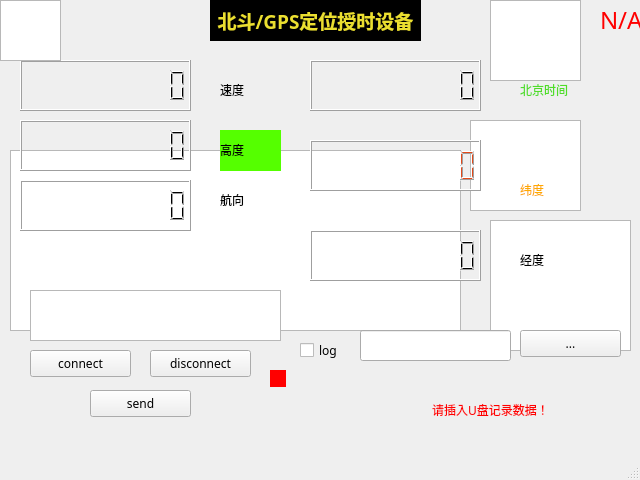
First picture: the form in mainwindow.ui, repository sensarliar/gps_test, before the edit.
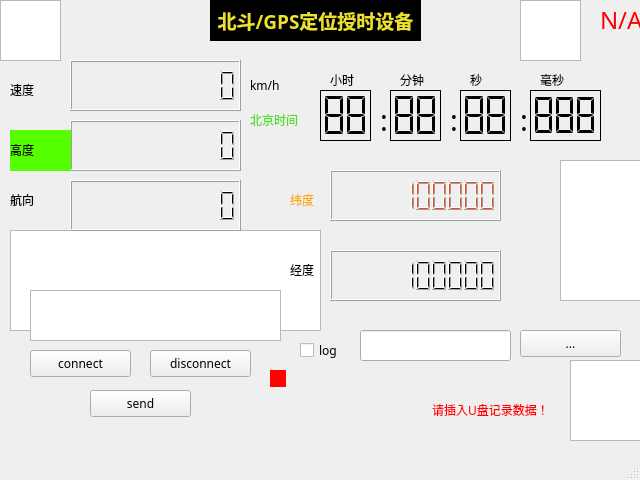
Second picture: the form after the edit. Icons and pictures are not drawn.

Commit message: add NVTTG parser, kill display bug of GGA, modify the display way of time

```diff
--- a/mainwindow.ui
+++ b/mainwindow.ui
@@ -36,8 +36,8 @@
    <widget class="QLabel" name="label_2">
     <property name="geometry">
      <rect>
-      <x>520</x>
-      <y>70</y>
+      <x>250</x>
+      <y>100</y>
       <width>91</width>
       <height>41</height>
      </rect>
@@ -91,8 +91,8 @@
    <widget class="QLabel" name="m_label_N">
     <property name="geometry">
      <rect>
-      <x>500</x>
-      <y>140</y>
+      <x>510</x>
+      <y>170</y>
       <width>31</width>
       <height>41</height>
      </rect>
@@ -186,9 +186,9 @@
     <property name="geometry">
      <rect>
       <x>10</x>
-      <y>150</y>
-      <width>451</width>
-      <height>181</height>
+      <y>230</y>
+      <width>311</width>
+      <height>101</height>
      </rect>
     </property>
    </widget>
@@ -208,24 +208,11 @@
      <string>&lt;html&gt;&lt;head/&gt;&lt;body&gt;&lt;p&gt;&lt;span style=&quot; font-size:18pt; color:#ff0000;&quot;&gt;N/A&lt;/span&gt;&lt;/p&gt;&lt;/body&gt;&lt;/html&gt;</string>
     </property>
    </widget>
-   <widget class="QLCDNumber" name="m_time">
-    <property name="geometry">
-     <rect>
-      <x>310</x>
-      <y>60</y>
-      <width>171</width>
-      <height>51</height>
-     </rect>
-    </property>
-    <property name="numDigits">
-     <number>10</number>
-    </property>
-   </widget>
    <widget class="QLCDNumber" name="m_location_N">
     <property name="geometry">
      <rect>
-      <x>310</x>
-      <y>140</y>
+      <x>330</x>
+      <y>170</y>
       <width>171</width>
       <height>51</height>
      </rect>
@@ -267,15 +254,21 @@
       </disabled>
      </palette>
     </property>
+    <property name="smallDecimalPoint">
+     <bool>false</bool>
+    </property>
     <property name="numDigits">
      <number>10</number>
     </property>
+    <property name="intValue" stdset="0">
+     <number>888888888</number>
+    </property>
    </widget>
    <widget class="QLCDNumber" name="m_location_E">
     <property name="geometry">
      <rect>
-      <x>310</x>
-      <y>230</y>
+      <x>330</x>
+      <y>250</y>
       <width>171</width>
       <height>51</height>
      </rect>
@@ -320,12 +313,15 @@
     <property name="numDigits">
      <number>10</number>
     </property>
+    <property name="intValue" stdset="0">
+     <number>888888888</number>
+    </property>
    </widget>
    <widget class="QLabel" name="m_label_E">
     <property name="geometry">
      <rect>
-      <x>500</x>
-      <y>230</y>
+      <x>510</x>
+      <y>250</y>
       <width>31</width>
       <height>41</height>
      </rect>
@@ -337,8 +333,8 @@
    <widget class="QLabel" name="label_3">
     <property name="geometry">
      <rect>
-      <x>520</x>
-      <y>170</y>
+      <x>290</x>
+      <y>180</y>
       <width>91</width>
       <height>41</height>
      </rect>
@@ -495,8 +491,8 @@
    <widget class="QLabel" name="label_4">
     <property name="geometry">
      <rect>
-      <x>520</x>
-      <y>240</y>
+      <x>290</x>
+      <y>250</y>
       <width>91</width>
       <height>41</height>
      </rect>
@@ -530,7 +526,7 @@
    <widget class="QLCDNumber" name="m_speed">
     <property name="geometry">
      <rect>
-      <x>20</x>
+      <x>70</x>
       <y>60</y>
       <width>171</width>
       <height>51</height>
@@ -543,7 +539,7 @@
    <widget class="QLCDNumber" name="m_hight">
     <property name="geometry">
      <rect>
-      <x>20</x>
+      <x>70</x>
       <y>120</y>
       <width>171</width>
       <height>51</height>
@@ -556,7 +552,7 @@
    <widget class="QLCDNumber" name="m_direction">
     <property name="geometry">
      <rect>
-      <x>20</x>
+      <x>70</x>
       <y>180</y>
       <width>171</width>
       <height>51</height>
@@ -572,7 +568,7 @@
    <widget class="QLabel" name="label_6">
     <property name="geometry">
      <rect>
-      <x>220</x>
+      <x>10</x>
       <y>70</y>
       <width>61</width>
       <height>41</height>
@@ -585,7 +581,7 @@
    <widget class="QLabel" name="label_7">
     <property name="geometry">
      <rect>
-      <x>220</x>
+      <x>10</x>
       <y>130</y>
       <width>61</width>
       <height>41</height>
@@ -601,7 +597,7 @@
    <widget class="QLabel" name="label_8">
     <property name="geometry">
      <rect>
-      <x>220</x>
+      <x>10</x>
       <y>180</y>
       <width>61</width>
       <height>41</height>
@@ -634,10 +630,10 @@
    <widget class="QGraphicsView" name="graphicsView">
     <property name="geometry">
      <rect>
-      <x>490</x>
+      <x>520</x>
       <y>0</y>
-      <width>91</width>
-      <height>81</height>
+      <width>61</width>
+      <height>61</height>
      </rect>
     </property>
     <property name="styleSheet">
@@ -662,10 +658,10 @@
    <widget class="QGraphicsView" name="graphicsView_3">
     <property name="geometry">
      <rect>
-      <x>470</x>
-      <y>120</y>
-      <width>111</width>
-      <height>91</height>
+      <x>570</x>
+      <y>360</y>
+      <width>71</width>
+      <height>81</height>
      </rect>
     </property>
     <property name="styleSheet">
@@ -675,10 +671,10 @@
    <widget class="QGraphicsView" name="graphicsView_4">
     <property name="geometry">
      <rect>
-      <x>490</x>
-      <y>220</y>
-      <width>141</width>
-      <height>131</height>
+      <x>560</x>
+      <y>160</y>
+      <width>81</width>
+      <height>141</height>
      </rect>
     </property>
     <property name="autoFillBackground">
@@ -704,20 +700,256 @@
      <string/>
     </property>
    </widget>
-   <widget class="QLabel" name="m_label_tt">
+   <widget class="QLCDNumber" name="m_time_h">
     <property name="geometry">
      <rect>
-      <x>230</x>
-      <y>400</y>
-      <width>141</width>
-      <height>41</height>
+      <x>320</x>
+      <y>90</y>
+      <width>51</width>
+      <height>51</height>
      </rect>
     </property>
-    <property name="autoFillBackground">
+    <property name="frameShape">
+     <enum>QFrame::Box</enum>
+    </property>
+    <property name="frameShadow">
+     <enum>QFrame::Plain</enum>
+    </property>
+    <property name="lineWidth">
+     <number>1</number>
+    </property>
+    <property name="midLineWidth">
+     <number>0</number>
+    </property>
+    <property name="smallDecimalPoint">
      <bool>false</bool>
     </property>
+    <property name="numDigits">
+     <number>2</number>
+    </property>
+    <property name="segmentStyle">
+     <enum>QLCDNumber::Flat</enum>
+    </property>
+    <property name="value" stdset="0">
+     <double>88.000000000000000</double>
+    </property>
+    <property name="intValue" stdset="0">
+     <number>88</number>
+    </property>
+   </widget>
+   <widget class="QLabel" name="label_11">
+    <property name="geometry">
+     <rect>
+      <x>330</x>
+      <y>70</y>
+      <width>31</width>
+      <height>21</height>
+     </rect>
+    </property>
     <property name="text">
-     <string/>
+     <string>&lt;html&gt;&lt;head/&gt;&lt;body&gt;&lt;p&gt;小时&lt;/p&gt;&lt;/body&gt;&lt;/html&gt;</string>
+    </property>
+   </widget>
+   <widget class="QLabel" name="label_12">
+    <property name="geometry">
+     <rect>
+      <x>400</x>
+      <y>70</y>
+      <width>31</width>
+      <height>21</height>
+     </rect>
+    </property>
+    <property name="text">
+     <string>&lt;html&gt;&lt;head/&gt;&lt;body&gt;&lt;p&gt;分钟&lt;/p&gt;&lt;/body&gt;&lt;/html&gt;</string>
+    </property>
+   </widget>
+   <widget class="QLabel" name="label_13">
+    <property name="geometry">
+     <rect>
+      <x>470</x>
+      <y>70</y>
+      <width>31</width>
+      <height>21</height>
+     </rect>
+    </property>
+    <property name="text">
+     <string>&lt;html&gt;&lt;head/&gt;&lt;body&gt;&lt;p&gt;秒&lt;/p&gt;&lt;/body&gt;&lt;/html&gt;</string>
+    </property>
+   </widget>
+   <widget class="QLabel" name="label_14">
+    <property name="geometry">
+     <rect>
+      <x>540</x>
+      <y>70</y>
+      <width>31</width>
+      <height>21</height>
+     </rect>
+    </property>
+    <property name="text">
+     <string>&lt;html&gt;&lt;head/&gt;&lt;body&gt;&lt;p&gt;毫秒&lt;/p&gt;&lt;/body&gt;&lt;/html&gt;</string>
+    </property>
+   </widget>
+   <widget class="QLCDNumber" name="m_time_m">
+    <property name="geometry">
+     <rect>
+      <x>390</x>
+      <y>90</y>
+      <width>51</width>
+      <height>51</height>
+     </rect>
+    </property>
+    <property name="frameShape">
+     <enum>QFrame::Box</enum>
+    </property>
+    <property name="frameShadow">
+     <enum>QFrame::Plain</enum>
+    </property>
+    <property name="lineWidth">
+     <number>1</number>
+    </property>
+    <property name="midLineWidth">
+     <number>0</number>
+    </property>
+    <property name="smallDecimalPoint">
+     <bool>false</bool>
+    </property>
+    <property name="numDigits">
+     <number>2</number>
+    </property>
+    <property name="segmentStyle">
+     <enum>QLCDNumber::Flat</enum>
+    </property>
+    <property name="value" stdset="0">
+     <double>88.000000000000000</double>
+    </property>
+    <property name="intValue" stdset="0">
+     <number>88</number>
+    </property>
+   </widget>
+   <widget class="QLCDNumber" name="m_time_s">
+    <property name="geometry">
+     <rect>
+      <x>460</x>
+      <y>90</y>
+      <width>51</width>
+      <height>51</height>
+     </rect>
+    </property>
+    <property name="frameShape">
+     <enum>QFrame::Box</enum>
+    </property>
+    <property name="frameShadow">
+     <enum>QFrame::Plain</enum>
+    </property>
+    <property name="lineWidth">
+     <number>1</number>
+    </property>
+    <property name="midLineWidth">
+     <number>0</number>
+    </property>
+    <property name="smallDecimalPoint">
+     <bool>false</bool>
+    </property>
+    <property name="numDigits">
+     <number>2</number>
+    </property>
+    <property name="segmentStyle">
+     <enum>QLCDNumber::Flat</enum>
+    </property>
+    <property name="value" stdset="0">
+     <double>88.000000000000000</double>
+    </property>
+    <property name="intValue" stdset="0">
+     <number>88</number>
+    </property>
+   </widget>
+   <widget class="QLCDNumber" name="m_time_ms">
+    <property name="geometry">
+     <rect>
+      <x>530</x>
+      <y>90</y>
+      <width>71</width>
+      <height>51</height>
+     </rect>
+    </property>
+    <property name="frameShape">
+     <enum>QFrame::Box</enum>
+    </property>
+    <property name="frameShadow">
+     <enum>QFrame::Plain</enum>
+    </property>
+    <property name="lineWidth">
+     <number>1</number>
+    </property>
+    <property name="midLineWidth">
+     <number>0</number>
+    </property>
+    <property name="smallDecimalPoint">
+     <bool>false</bool>
+    </property>
+    <property name="numDigits">
+     <number>3</number>
+    </property>
+    <property name="segmentStyle">
+     <enum>QLCDNumber::Flat</enum>
+    </property>
+    <property name="value" stdset="0">
+     <double>888.000000000000000</double>
+    </property>
+    <property name="intValue" stdset="0">
+     <number>888</number>
+    </property>
+   </widget>
+   <widget class="QLabel" name="label_15">
+    <property name="geometry">
+     <rect>
+      <x>380</x>
+      <y>100</y>
+      <width>16</width>
+      <height>31</height>
+     </rect>
+    </property>
+    <property name="text">
+     <string>&lt;html&gt;&lt;head/&gt;&lt;body&gt;&lt;p&gt;&lt;span style=&quot; font-size:22pt;&quot;&gt;:&lt;/span&gt;&lt;/p&gt;&lt;/body&gt;&lt;/html&gt;</string>
+    </property>
+   </widget>
+   <widget class="QLabel" name="label_16">
+    <property name="geometry">
+     <rect>
+      <x>450</x>
+      <y>100</y>
+      <width>16</width>
+      <height>31</height>
+     </rect>
+    </property>
+    <property name="text">
+     <string>&lt;html&gt;&lt;head/&gt;&lt;body&gt;&lt;p&gt;&lt;span style=&quot; font-size:22pt;&quot;&gt;:&lt;/span&gt;&lt;/p&gt;&lt;/body&gt;&lt;/html&gt;</string>
+    </property>
+   </widget>
+   <widget class="QLabel" name="label_17">
+    <property name="geometry">
+     <rect>
+      <x>520</x>
+      <y>100</y>
+      <width>16</width>
+      <height>31</height>
+     </rect>
+    </property>
+    <property name="text">
+     <string>&lt;html&gt;&lt;head/&gt;&lt;body&gt;&lt;p&gt;&lt;span style=&quot; font-size:22pt;&quot;&gt;:&lt;/span&gt;&lt;/p&gt;&lt;/body&gt;&lt;/html&gt;</string>
+    </property>
+   </widget>
+   <widget class="QLabel" name="m_label_km_h">
+    <property name="geometry">
+     <rect>
+      <x>250</x>
+      <y>70</y>
+      <width>41</width>
+      <height>31</height>
+     </rect>
+    </property>
+    <property name="text">
+     <string>km/h</string>
     </property>
    </widget>
    <zorder>m_receiveEdit</zorder>
```
Left out of the diff: 14 changed lines with no effect on the pictures. The commit also changes 4 other files.
